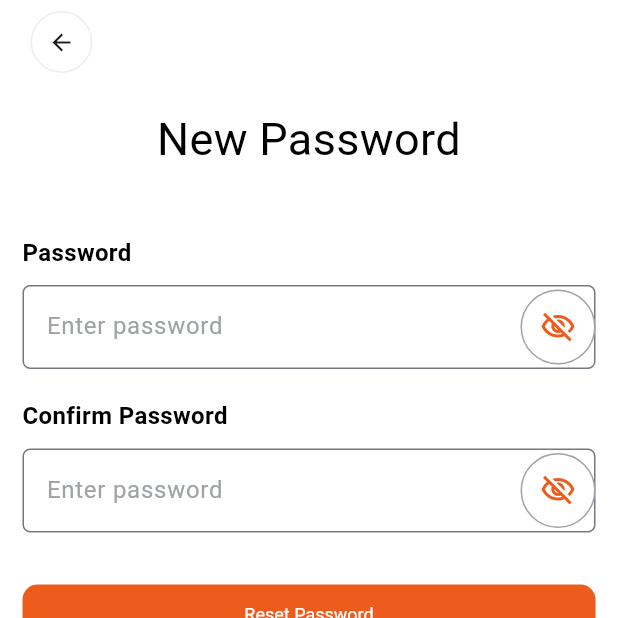
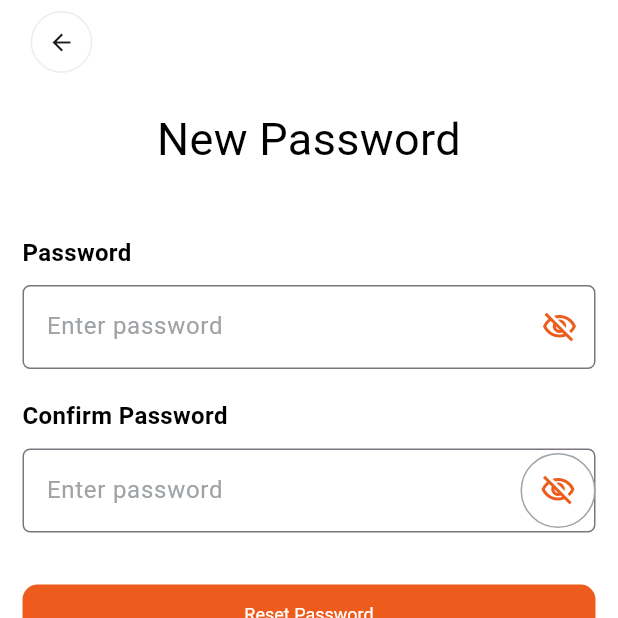
Before and after one commit to sijalneupane/car_rental_system, a Flutter app: the ResetPassword screen opened directly, on a phone screen of 412 x 824 dp, the top half of it. Run offline on Flutter 3.47's test engine with Material 3 defaults, Android fonts, the phone set to English and light mode, and no system bars; our stand-ins replace dio, firebase_core, flutter_spinkit, pin_code_fields; accounts and stored records are empty; network calls fail.

Commit message:
new no border icon button and car details page created

```diff
--- a/lib/main.dart
+++ b/lib/main.dart
@@ -20,8 +20,8 @@ class MyApp extends StatelessWidget {
     return MaterialApp(
       title: 'Flutter Demo',
       theme: ThemeData(
-
         colorScheme: ColorScheme.fromSeed(seedColor: Colors.deepPurple),
+        scaffoldBackgroundColor: Colors.white,
         useMaterial3: true,
       ),
       debugShowCheckedModeBanner: false,
--- a/lib/reset_password.dart
+++ b/lib/reset_password.dart
@@ -4,8 +4,9 @@ import 'package:car_rental_system/core/util/route_generator.dart';
 import 'package:car_rental_system/core/util/string_utils.dart';
 import 'package:car_rental_system/widgets/custom_back_page_icon.dart';
 import 'package:car_rental_system/widgets/custom_elevatedbutton.dart';
-import 'package:car_rental_system/widgets/custom_icon_button.dart';
+import 'package:car_rental_system/widgets/custom_border_icon_button.dart';
 import 'package:car_rental_system/widgets/custom_inkwell.dart';
+import 'package:car_rental_system/widgets/custom_no_border_icon_button.dart';
 import 'package:car_rental_system/widgets/custom_text.dart';
 import 'package:car_rental_system/widgets/custom_textformfield.dart';
 import 'package:flutter/material.dart';
@@ -59,7 +60,7 @@ class _ResetPasswordState extends State<ResetPassword> {
                   controller: _passwordController,
                   labelText: passwordStr,
                   hintText: passwordHintStr,
-                  suffixIcon: CustomIconButton(
+                  suffixIcon: CustomNoBorderIconButton(
                     icon: visible1
                         ? Icons.visibility_outlined
                         : Icons.visibility_off_outlined,
@@ -82,7 +83,7 @@ class _ResetPasswordState extends State<ResetPassword> {
                   controller: _confirmPasswordController,
                   labelText: confirmPasswordStr,
                   hintText: passwordHintStr,
-                  suffixIcon: CustomIconButton(
+                  suffixIcon: CustomBorderIconButton(
                     icon: visible2
                         ? Icons.visibility_outlined
                         : Icons.visibility_off_outlined,
--- a/lib/widgets/custom_icon_button.dart
+++ b/lib/widgets/custom_border_icon_button.dart
@@ -2,11 +2,11 @@ import 'package:car_rental_system/core/util/color_utils.dart';
 import 'package:car_rental_system/widgets/custom_icons.dart';
 import 'package:flutter/material.dart';
 
-class CustomIconButton extends StatelessWidget {
+class CustomBorderIconButton extends StatelessWidget {
   Function()? onPressed;
   Color? color;
   IconData? icon;
-  CustomIconButton(
+  CustomBorderIconButton(
       {super.key, required this.onPressed, this.color,required this.icon});
 
   @override
--- /dev/null
+++ b/lib/widgets/custom_no_border_icon_button.dart
@@ -0,0 +1,17 @@
+import 'package:car_rental_system/widgets/custom_icons.dart';
+import 'package:flutter/material.dart';
+
+class CustomNoBorderIconButton extends StatelessWidget {
+ Function()? onPressed;
+  Color? color;
+  IconData? icon;
+  CustomNoBorderIconButton(
+      {super.key, required this.onPressed, this.color,required this.icon});
+
+  @override
+  Widget build(BuildContext context) {
+    return IconButton(
+        onPressed:onPressed,
+        icon: CustomIcons (icon: icon,color: color,));
+  }
+}
```
Also changed, not shown: lib/car_details_page.dart (+43 -37 lines), lib/home.dart (+19 -16 lines), lib/login.dart (+48 -46 lines), lib/signup.dart (+4 -3 lines), lib/widgets/custom_caroverview_container.dart (+13 -9 lines), 4 other files.
